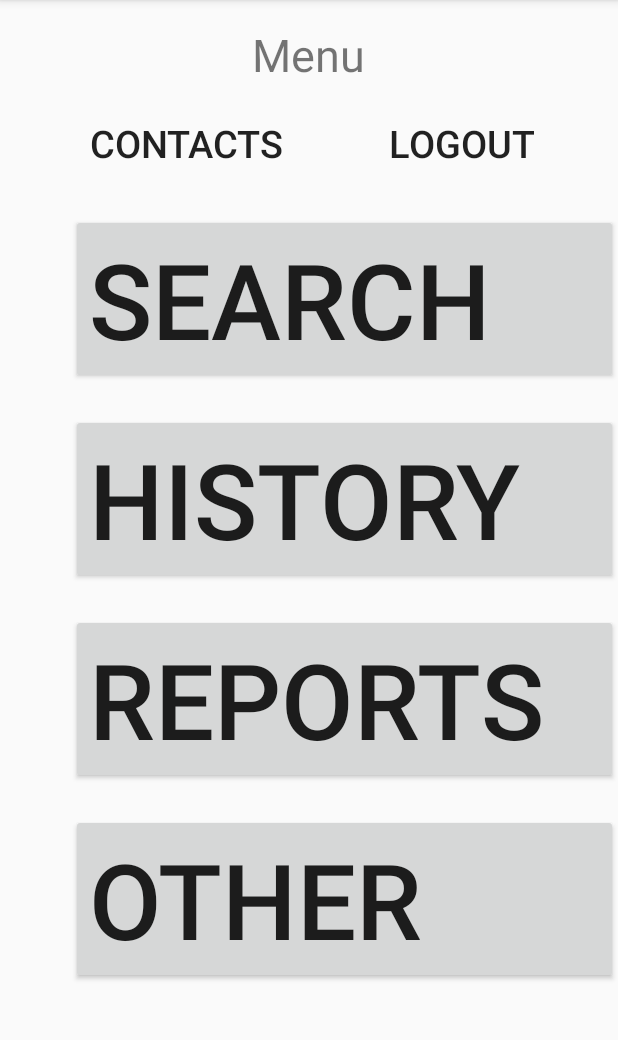
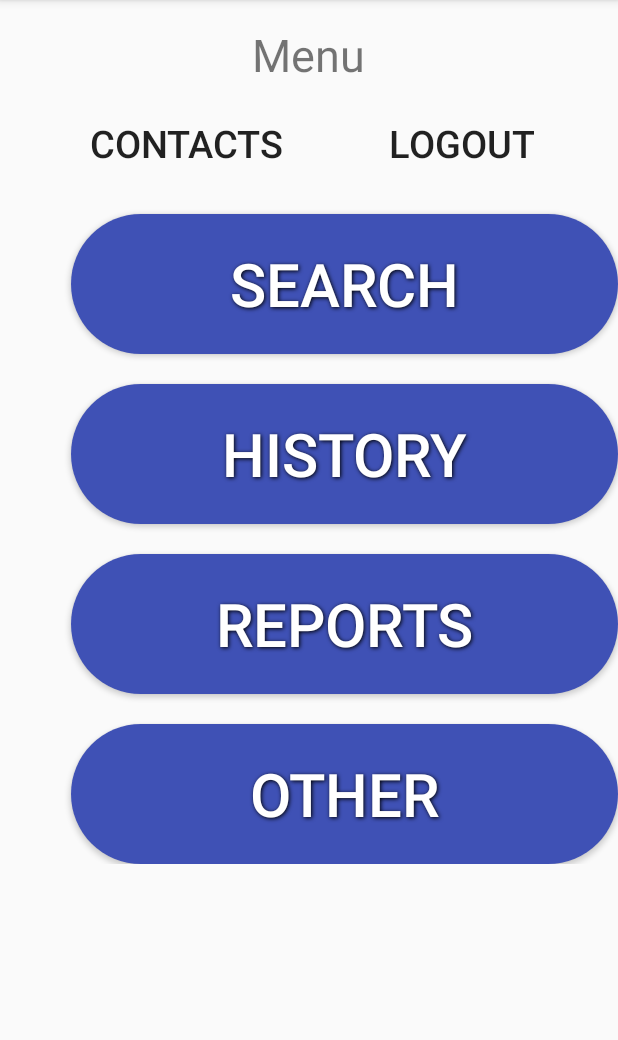
Before and after one commit to sandileshezi/BenX, an Android app: the MainActivity screen opened directly, with no data from a screen before it, on a phone screen of 412 x 824 dp, the part 84-1124 px from its top. Run offline under Robolectric (Android 15) with nearby library versions, the phone set to English and light mode, and no system bars.

Commit message:
menu buttons design

```diff
--- /dev/null
+++ b/app/src/main/res/drawable/button_bg_rounded_corners.xml
@@ -0,0 +1,10 @@
+<?xml version="1.0" encoding="utf-8"?>
+<selector xmlns:android="http://schemas.android.com/apk/res/android">
+    <item>
+        <shape android:shape="rectangle">
+            <solid android:color="@color/colorPrimary"/>
+            <stroke android:color="#00008B"/>
+            <corners android:radius="210dp"/>
+        </shape>
+    </item>
+</selector>
--- a/app/src/main/res/layout/activity_main.xml
+++ b/app/src/main/res/layout/activity_main.xml
@@ -46,51 +46,75 @@
         <Button
             android:id="@+id/btn_search"
             android:layout_width="@dimen/menu_layout_long_button_width"
-            android:layout_height="wrap_content"
+            android:layout_height="@dimen/default_78dp"
             android:text="@string/search"
             android:textSize="@dimen/menu_buttons_text_size"
             android:layout_below="@+id/btn_contacts"
             android:layout_marginTop="@dimen/menu_buttons_layout_margin_top"
             android:layout_alignLeft="@+id/btn_contacts"
             android:layout_alignStart="@+id/btn_contacts"
-            android:gravity="left|center_vertical"/>
+            android:background="@drawable/button_bg_rounded_corners"
+            android:textColor="@color/white"
+            android:shadowColor="@color/black"
+            android:shadowDx="1"
+            android:shadowDy="1"
+            android:shadowRadius="3"
+            android:gravity="center"/>
 
         <Button
             android:id="@+id/btn_history"
             android:layout_width="@dimen/menu_layout_long_button_width"
-            android:layout_height="wrap_content"
+            android:layout_height="@dimen/default_78dp"
             android:layout_alignLeft="@+id/btn_search"
             android:layout_alignStart="@+id/btn_search"
             android:layout_centerVertical="true"
             android:layout_below="@+id/btn_search"
             android:text="@string/history"
             android:textSize="@dimen/menu_buttons_text_size"
-            android:gravity="left|center_vertical"
-            android:layout_marginTop="@dimen/menu_buttons_layout_margin_top"/>
+            android:layout_marginTop="@dimen/menu_buttons_layout_margin_top"
+            android:background="@drawable/button_bg_rounded_corners"
+            android:textColor="@color/white"
+            android:shadowColor="@color/black"
+            android:shadowDx="1"
+            android:shadowDy="1"
+            android:shadowRadius="3"
+            android:gravity="center"/>
 
         <Button
             android:id="@+id/btn_reports"
             android:layout_width="@dimen/menu_layout_long_button_width"
-            android:layout_height="wrap_content"
+            android:layout_height="@dimen/default_78dp"
             android:layout_alignLeft="@+id/btn_history"
             android:layout_alignStart="@+id/btn_history"
             android:layout_below="@+id/btn_history"
             android:text="@string/reports"
             android:textSize="@dimen/menu_buttons_text_size"
-            android:gravity="left|center_vertical"
-            android:layout_marginTop="@dimen/menu_buttons_layout_margin_top"/>
+            android:layout_marginTop="@dimen/menu_buttons_layout_margin_top"
+            android:background="@drawable/button_bg_rounded_corners"
+            android:textColor="@color/white"
+            android:shadowColor="@color/black"
+            android:shadowDx="1"
+            android:shadowDy="1"
+            android:shadowRadius="3"
+            android:gravity="center"/>
 
         <Button
             android:id="@+id/btn_other"
             android:layout_width="@dimen/menu_layout_long_button_width"
-            android:layout_height="wrap_content"
+            android:layout_height="@dimen/default_78dp"
             android:layout_alignLeft="@+id/btn_reports"
             android:layout_alignStart="@+id/btn_reports"
             android:layout_below="@+id/btn_reports"
             android:layout_marginTop="@dimen/menu_buttons_layout_margin_top"
             android:text="@string/other"
             android:textSize="@dimen/menu_buttons_text_size"
-            android:gravity="left|center_vertical"/>
+            android:background="@drawable/button_bg_rounded_corners"
+            android:textColor="@color/white"
+            android:shadowColor="@color/black"
+            android:shadowDx="1"
+            android:shadowDy="1"
+            android:shadowRadius="3"
+            android:gravity="center"/>
 
     </RelativeLayout>
 </ScrollView>
--- a/app/src/main/res/values/colors.xml
+++ b/app/src/main/res/values/colors.xml
@@ -2,7 +2,7 @@
 <resources>
     <color name="colorPrimary">#3F51B5</color>
     <color name="colorPrimaryDark">#303F9F</color>
-    <!--color name="colorAccent">#FF4081</color-->
+    <color name="black">#000000</color>
     <color name="colorAccent">#005cb2</color>
     <color name="white">#FFFFFF</color>
 
--- a/app/src/main/res/values/dimens.xml
+++ b/app/src/main/res/values/dimens.xml
@@ -1,10 +1,10 @@
 <?xml version="1.0" encoding="utf-8"?>
 <resources>
     <dimen name="menu_layout_width">360dp</dimen>
-    <dimen name="menu_layout_long_button_width">510dp</dimen>
+    <dimen name="menu_layout_long_button_width">422dp</dimen>
     <dimen name="menu_layout_long_button_height">100dp</dimen>
-    <dimen name="menu_buttons_text_size">70sp</dimen>
-    <dimen name="menu_buttons_long_text_size">50sp</dimen>
+    <dimen name="menu_buttons_text_size">40sp</dimen>
+    <dimen name="menu_buttons_long_text_size">40sp</dimen>
     <dimen name="menu_buttons_layout_margin_top">20dp</dimen>
     <dimen name="edit_text_size">25sp</dimen>
     <dimen name="text_view_size">25sp</dimen>
@@ -23,4 +23,5 @@
     <dimen name="default_16dp">16dp</dimen>
     <dimen name="default_205dp">205dp</dimen>
     <dimen name="default_142dp">142dp</dimen>
+    <dimen name="default_78dp">93dp</dimen>
 </resources>
```
Also changed, not shown: app/src/main/res/layout/activity_history.xml (+16 -4 lines), app/src/main/res/layout/activity_register.xml (+11 -5 lines), app/src/main/res/layout/activity_reports.xml (+24 -6 lines), app/src/main/res/layout/activity_search.xml (+16 -4 lines).
